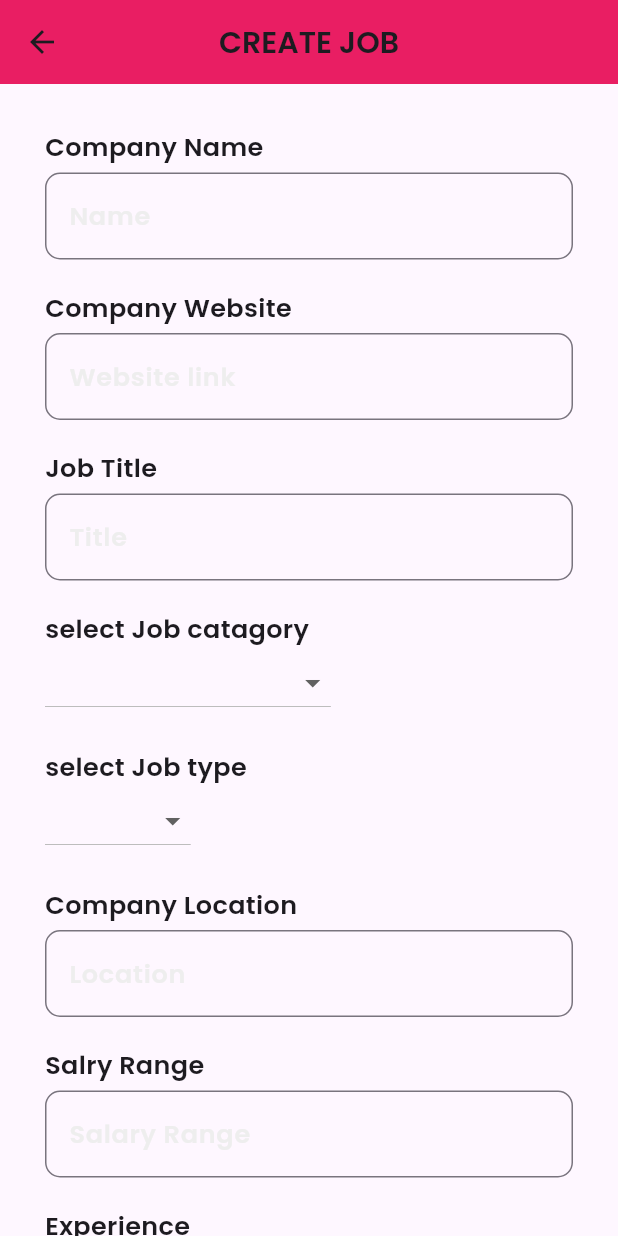
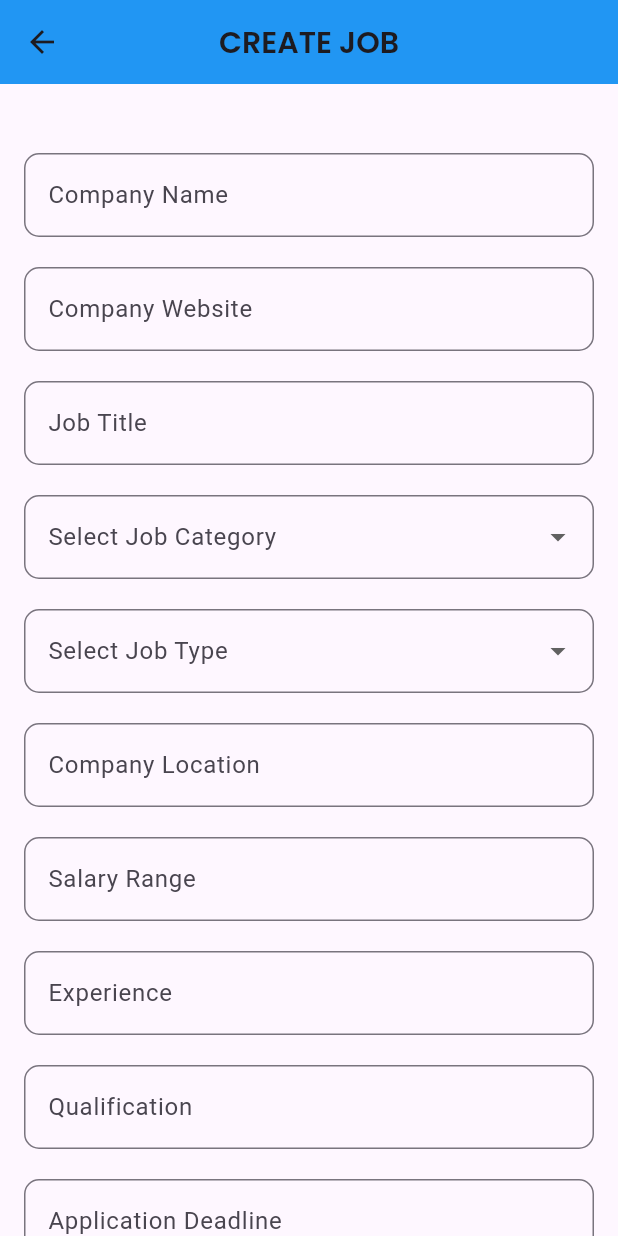
Before and after one commit to MuthuvelA/JOBPORTAL_FRONTEND, a Flutter app: the CreateJobPage screen opened by its route, on a phone screen of 412 x 824 dp. Run offline on Flutter 3.47's test engine with Material 3 defaults, Android fonts, the phone set to English and light mode, and no system bars.

Commit message:
JOB POSTING DONE!!

```diff
--- a/lib/component/view/create_job.dart
+++ b/lib/component/view/create_job.dart
@@ -1,17 +1,16 @@
 import 'package:flutter/material.dart';
-import 'package:flutter/painting.dart';
-import 'package:flutter/widgets.dart';
+import 'package:jobportal/component/view_model/JobDetailModel.dart';
 
 class CreateJobPage extends StatefulWidget {
-  const CreateJobPage({super.key});
+  const CreateJobPage({Key? key}) : super(key: key);
 
   @override
   State<CreateJobPage> createState() => _CreateJobPageState();
 }
 
 class _CreateJobPageState extends State<CreateJobPage> {
-  String ?dropDownValueForJob ;
-  String ?dropDownValueForJobTime ;
+  String? dropDownValueForJob;
+  String? dropDownValueForJobTime;
   List<String> jobCategories = [
     'Software Development',
     'Data Science',
@@ -34,168 +33,172 @@ class _CreateJobPageState extends State<CreateJobPage> {
     'Consulting',
     'Research',
   ];
-  List<String> jobTime=[
+  List<String> jobTime = [
     'full time',
     'part time',
     'internship'
   ];
+  TextEditingController companyNameController = TextEditingController();
+  TextEditingController companyWebsiteController = TextEditingController();
+  TextEditingController jobTitleController = TextEditingController();
+  TextEditingController companyLocationController = TextEditingController();
+  TextEditingController salaryRangeController = TextEditingController();
+  TextEditingController experienceController = TextEditingController();
+  TextEditingController qualificationController = TextEditingController();
+  TextEditingController applicationDeadlineController = TextEditingController();
+  TextEditingController jobApplicationLinkController = TextEditingController();
+  TextEditingController jobDescriptionController = TextEditingController();
+
   @override
   Widget build(BuildContext context) {
     return Scaffold(
       appBar: AppBar(
-        title: const Text("CREATE JOB",style: TextStyle(fontSize: 20, fontFamily: "Poppins-bold"),),
+        title: const Text(
+          "CREATE JOB",
+          style: TextStyle(fontSize: 20, fontFamily: "Poppins-bold"),
+        ),
         centerTitle: true,
-        backgroundColor: Colors.pink,
+        backgroundColor: Colors.blue,
       ),
       body: SingleChildScrollView(
         scrollDirection: Axis.vertical,
-          child: FormFeildForJob()),
+        child: Padding(
+          padding: const EdgeInsets.all(16.0),
+          child: FormFieldForJob(),
+        ),
+      ),
     );
   }
-  Widget FormFeildForJob(){
-    return Padding(
-      padding: const EdgeInsets.only(left: 30,right: 30),
-      child: Form(
+
+  Widget FormFieldForJob() {
+    return Form(
       child: Column(
         children: [
-              SizedBox(height: 30,),
-              textForFormFeild("Company Name"),
-              SizedBox(height: 5,),
-              textFeilfForForm("Name"),
-              SizedBox(height: 20,),
-              textForFormFeild("Company Website"),
-              SizedBox(height: 5,),
-              textFeilfForForm("Website link"),
-              SizedBox(height: 20,),
-              textForFormFeild("Job Title"),
-              SizedBox(height: 5,),
-              textFeilfForForm("Title"),
-
-              SizedBox(height: 20,),
-              textForFormFeild("select Job catagory"),
-              Align(alignment: Alignment.centerLeft,
-                  child: dropDownButtonForJobCatogory()),
-              SizedBox(height: 20,),
-              textForFormFeild("select Job type"),
-              Align( alignment: Alignment.centerLeft,
-                  child: dropDownButtonForJobTime()),
-              //remainder--------------------------------------------------2 dropdown value-----------------------------------------------------
-              SizedBox(height: 20,),
-              textForFormFeild("Company Location"),
-              SizedBox(height: 5,),
-              textFeilfForForm("Location"),
-              SizedBox(height: 20,),
-              textForFormFeild("Salry Range"),
-              SizedBox(height: 5,),
-              textFeilfForForm("Salary Range"),
-
-              SizedBox(height: 20,),
-              textForFormFeild("Experience"),
-              SizedBox(height: 5,),
-              textFeilfForForm("Experience"),
-
-              SizedBox(height: 20,),
-              textForFormFeild("Qualification"),
-              SizedBox(height: 5,),
-              textFeilfForForm("Qualification"),
-
-              SizedBox(height: 20,),
-              textForFormFeild("Application Deadline"),
-              SizedBox(height: 5,),
-              textFeilfForForm("Application Deadline"),
-
-              SizedBox(height: 20,),
-              textForFormFeild("Job Application link"),
-              SizedBox(height: 5,),
-              textFeilfForForm("Job Application link url"),
-
-              SizedBox(height: 20,),
+          SizedBox(height: 30),
+          textFormFieldFor('Company Name', companyNameController),
+          SizedBox(height: 20),
+          textFormFieldFor('Company Website', companyWebsiteController),
+          SizedBox(height: 20),
+          textFormFieldFor('Job Title', jobTitleController),
+          SizedBox(height: 20),
+          dropdownFormFieldFor(
+            'Select Job Category',
+            dropDownValueForJob,
+            jobCategories,
+                (String? newValue) {
+              setState(() {
+                dropDownValueForJob = newValue;
+              });
+            },
+          ),
+          SizedBox(height: 20),
+          dropdownFormFieldFor(
+            'Select Job Type',
+            dropDownValueForJobTime,
+            jobTime,
+                (String? newValue) {
+              setState(() {
+                dropDownValueForJobTime = newValue;
+              });
+            },
+          ),
+          SizedBox(height: 20),
+          textFormFieldFor('Company Location', companyLocationController),
+          SizedBox(height: 20),
+          textFormFieldFor('Salary Range', salaryRangeController),
+          SizedBox(height: 20),
+          textFormFieldFor('Experience', experienceController),
+          SizedBox(height: 20),
+          textFormFieldFor('Qualification', qualificationController),
+          SizedBox(height: 20),
+          textFormFieldFor(
+            'Application Deadline',
+            applicationDeadlineController,
+          ),
+          SizedBox(height: 20),
+          textFormFieldFor(
+            'Job Application Link',
+            jobApplicationLinkController,
+          ),
+          SizedBox(height: 20),
           Align(
             alignment: Alignment.centerLeft,
-              child: Text("Job Description",style: TextStyle(
-              fontSize: 17,
-              fontFamily: "Poppins-bold"
+            child: Text(
+              'Job Description',
+              style: TextStyle(fontSize: 17, fontFamily: 'Poppins-bold'),
             ),
           ),
-              ),
-              SizedBox(height: 5,),
+          SizedBox(height: 5),
           Container(
-              decoration: BoxDecoration(
-              borderRadius: BorderRadius.circular(10),
-              ),
+            decoration: BoxDecoration(borderRadius: BorderRadius.circular(10)),
             child: TextFormField(
+              controller: jobDescriptionController,
               decoration: InputDecoration(
-                hintText: "Job Description",
+                hintText: 'Job Description',
                 hintStyle: TextStyle(
                   fontSize: 17,
                   color: Colors.grey.shade200,
-                  fontFamily: "Poppins-bold"
+                  fontFamily: 'Poppins-bold',
                 ),
                 border: OutlineInputBorder(
                   borderRadius: BorderRadius.circular(10),
-                    borderSide: BorderSide(color: Colors.blue,width: 2)
-                )
+                  borderSide: BorderSide(color: Colors.blue, width: 2),
+                ),
               ),
               maxLines: 4,
             ),
           ),
-              SizedBox(height: 30,),
+          SizedBox(height: 30),
           ElevatedButton(
-                onPressed: () {},
-                child: Text("Post Job", style: TextStyle(color: Colors.white, fontSize: 16.0)),
+            onPressed: () {
+              postJob();
+            },
+            child: Text(
+              'Post Job',
+              style: TextStyle(color: Colors.white, fontSize: 16.0),
+            ),
             style: ElevatedButton.styleFrom(
-                  backgroundColor: Colors.pink.shade500,
+              backgroundColor: Colors.blue,
               shape: RoundedRectangleBorder(
                 borderRadius: BorderRadius.circular(16.0),
               ),
             ),
           ),
         ],
-          )
       ),
     );
   }
 
-  Widget textFeilfForForm(String hint){
-    return Container(
-      decoration: BoxDecoration(
-        borderRadius: BorderRadius.circular(10),
-      ),
-      child: TextFormField(
+  Widget textFormFieldFor(String label, TextEditingController controller) {
+    return TextFormField(
+      controller: controller,
       decoration: InputDecoration(
-            hintText: hint,
-            hintStyle: TextStyle(
-                fontSize: 17,
-                color: Colors.grey.shade200,
-              fontFamily: "Poppins-bold"
-            ),
+        labelText: label,
         border: OutlineInputBorder(
           borderRadius: BorderRadius.circular(10),
-                borderSide: BorderSide(color: Colors.blue,width: 2)
-            )
+          borderSide: BorderSide(color: Colors.blue, width: 2),
         ),
       ),
     );
   }
-  Widget textForFormFeild(String text){
-    return Align(
-      alignment: Alignment.centerLeft,
-      child: Text(text,style: TextStyle(
-          fontSize: 17,
-          fontFamily: "Poppins-bold"
+
+  Widget dropdownFormFieldFor(
+      String label,
+      String? value,
+      List<String> items,
+      void Function(String?) onChanged,
+      ) {
+    return DropdownButtonFormField<String>(
+      value: value,
+      onChanged: onChanged,
+      decoration: InputDecoration(
+        labelText: label,
+        border: OutlineInputBorder(
+          borderRadius: BorderRadius.circular(10),
+          borderSide: BorderSide(color: Colors.blue, width: 2),
         ),
       ),
-    );
-  }
-  Widget dropDownButtonForJobCatogory(){
-     return DropdownButton<String>(
-      value: dropDownValueForJob,
-      onChanged: (String? newValue) {
-        setState(() {
-          dropDownValueForJob = newValue;
-        });
-      },
-      items: jobCategories.map<DropdownMenuItem<String>>((String value) {
+      items: items.map<DropdownMenuItem<String>>((String value) {
         return DropdownMenuItem<String>(
           value: value,
           child: Text(value),
@@ -203,20 +206,21 @@ class _CreateJobPageState extends State<CreateJobPage> {
       }).toList(),
     );
   }
-  Widget dropDownButtonForJobTime(){
-    return DropdownButton<String>(
-      value: dropDownValueForJobTime,
-      onChanged: (String? newValue) {
-        setState(() {
-          dropDownValueForJobTime = newValue;
-        });
-      },
-      items: jobTime.map<DropdownMenuItem<String>>((String value) {
-        return DropdownMenuItem<String>(
-          value: value,
-          child: Text(value),
-        );
-      }).toList(),
+  void postJob() {
+    // Call the saveJobPost method from JobDetailModel
+    JobDetailModel().saveJobPost(
+      companyName: companyNameController.text,
+      companyWebsite: companyWebsiteController.text,
+      jobTitle: jobTitleController.text,
+      jobCategory: dropDownValueForJob ?? "",
+      jobType: dropDownValueForJobTime ?? "",
+      companyLocation: companyLocationController.text,
+      salaryRange: salaryRangeController.text,
+      experience: experienceController.text,
+      qualification: qualificationController.text,
+      applicationDeadline: applicationDeadlineController.text,
+      jobApplicationLink: jobApplicationLinkController.text,
+      jobDescription: jobDescriptionController.text,
     );
   }
 }
--- a/lib/component/view/loginUser.dart
+++ b/lib/component/view/loginUser.dart
@@ -1,6 +1,7 @@
   import 'package:flutter/material.dart';
 import 'package:jobportal/component/view/profile_view.dart';
   import 'package:jobportal/component/view/signupUser.dart';
+  import 'package:jobportal/component/view_model/loginmodel.dart';
 
   import 'package:http/http.dart' as http;
 
--- a/lib/component/view/login_view.dart
+++ b/lib/component/view/login_view.dart
@@ -1,5 +1,5 @@
   import 'package:flutter/material.dart';
-  import 'package:jobportal/component/view/sign-up_view.dart';
+  import 'package:jobportal/component/view/signupUser.dart';
   import 'package:http/http.dart' as http;
 
   import '../view_model/loginmodel.dart';
--- a/lib/component/view/profile_employer_view.dart
+++ b/lib/component/view/profile_employer_view.dart
@@ -27,7 +27,7 @@ class _ProfileEmployeePageState extends State<ProfileEmployeePage> {
           "PROFILE",
           style: TextStyle(fontFamily: "Poppins-bold", fontSize: 20),
         ),
-        backgroundColor: Colors.pink.shade500,
+        backgroundColor: Colors.blue,
       ),
       body: SingleChildScrollView(
         scrollDirection: Axis.vertical,
@@ -79,7 +79,7 @@ class _ProfileEmployeePageState extends State<ProfileEmployeePage> {
             },
             child: Text("Save", style: TextStyle(color: Colors.white, fontSize: 16.0)),
             style: ElevatedButton.styleFrom(
-              backgroundColor: Colors.pink.shade500,
+              backgroundColor: Colors.blue,
               shape: RoundedRectangleBorder(
                 borderRadius: BorderRadius.circular(16.0),
               ),
--- a/lib/component/view/profile_view.dart
+++ b/lib/component/view/profile_view.dart
@@ -27,7 +27,7 @@ class _ProfilePageState extends State<ProfilePage> {
           "PROFILE",
           style: TextStyle(fontFamily: "Poppins-bold", fontSize: 20),
         ),
-        backgroundColor: Colors.pink.shade500,
+        backgroundColor: Colors.blue,
       ),
       body: SingleChildScrollView(
         scrollDirection: Axis.vertical,
@@ -161,7 +161,7 @@ class _ProfilePageState extends State<ProfilePage> {
                 },
                 child: Text("Save", style: TextStyle(color: Colors.white, fontSize: 16.0)),
                 style: ElevatedButton.styleFrom(
-                  backgroundColor: Colors.pink.shade500,
+                  backgroundColor: Colors.blue,
                   shape: RoundedRectangleBorder(
                     borderRadius: BorderRadius.circular(16.0),
                   ),
--- a/lib/component/view_model/loginmodel.dart
+++ b/lib/component/view_model/loginmodel.dart
@@ -3,7 +3,7 @@ import 'dart:convert';
 import 'package:flutter/material.dart';
 import 'package:http/http.dart' as http;
 
-void validateLogin(TextEditingController username, TextEditingController password) async {
+Future<bool> validateLogin(TextEditingController username, TextEditingController password) async {
   var reqBody = {
     "username": username.text,
     "password": password.text,
@@ -19,7 +19,9 @@ void validateLogin(TextEditingController username, TextEditingController passwor
 
   if (decRes['status']) {
     print(decRes['message']);
+    return true;
   } else {
     print(decRes['message']);
+    return false;
   }
 }
--- a/lib/main.dart
+++ b/lib/main.dart
@@ -1,5 +1,3 @@
-
-import 'dart:js';
 
 import 'package:flutter/material.dart';
 import 'package:jobportal/component/view/application_tracker_user.dart';
@@ -9,7 +7,9 @@ import 'package:jobportal/component/view/login_view.dart';
 import 'package:jobportal/component/view/profile_employer_view.dart';
 import 'package:jobportal/component/view/profile_view.dart';
 import 'package:jobportal/component/view/search_view.dart';
-import 'package:jobportal/component/view/sign-up_view.dart';
+import 'package:jobportal/component/view/signupUser.dart';
+
+import 'component/view/entry.dart';
 
 void main() {
   Widget myApp = MaterialApp(
```
Also changed, not shown: lib/component/view/search_view.dart (+92 -111 lines). Lines whose indentation alone changed are shown as unchanged.
